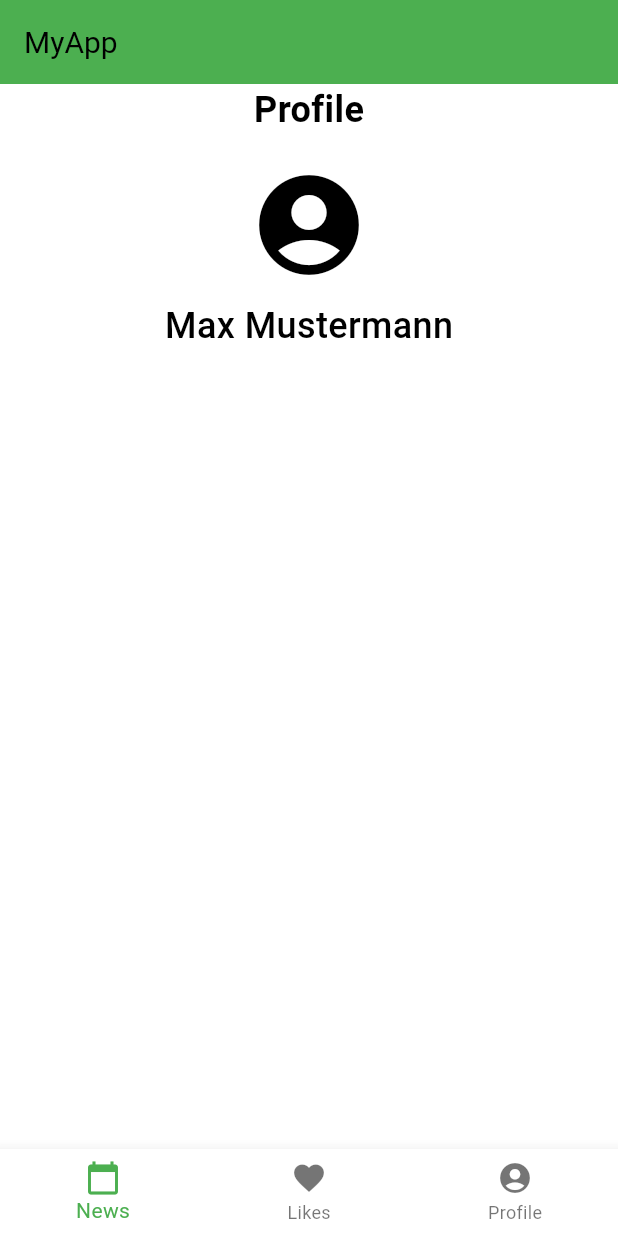
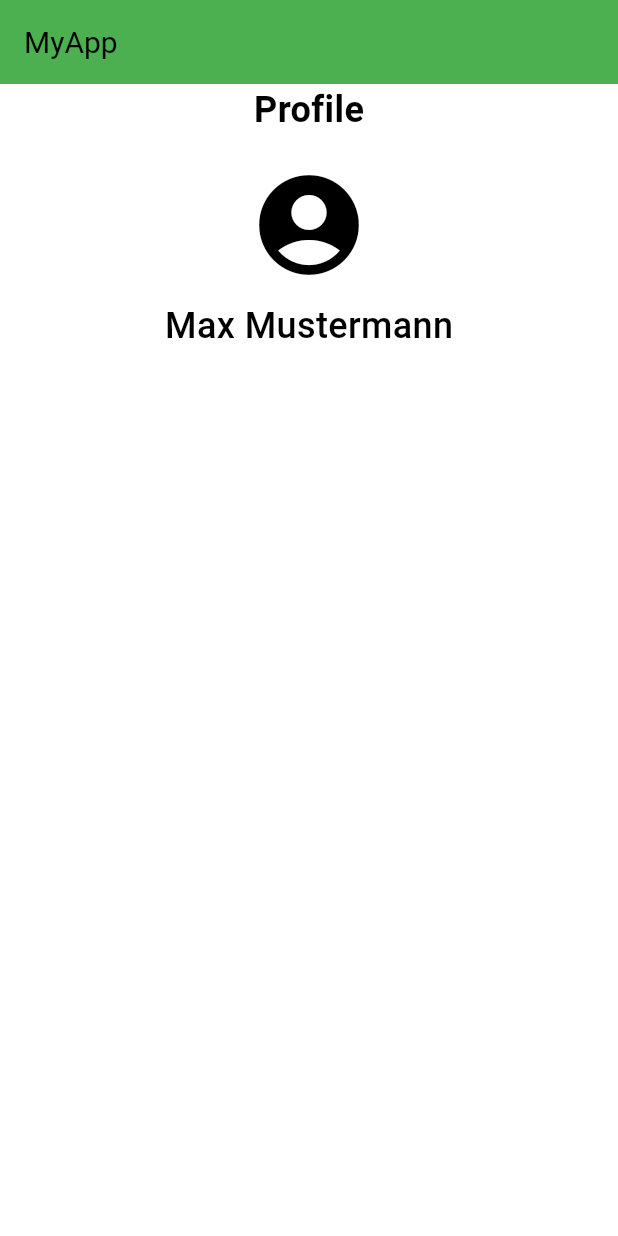
Before and after one commit to Muhannmmad/2october-aufgabe, a Flutter app: the ProfileScreen screen opened directly, on a phone screen of 412 x 824 dp. Run offline on Flutter 3.47's test engine with Material 3 defaults, Android fonts, the phone set to English and light mode, and no system bars.

Commit message:
changed only to class

```diff
--- a/aufgabe_2_october/lib/profile.dart
+++ b/aufgabe_2_october/lib/profile.dart
@@ -1,20 +1,4 @@
 import 'package:flutter/material.dart';
-
-void main() {
-  runApp(MyApp());
-}
-
-class MyApp extends StatelessWidget {
-  @override
-  Widget build(BuildContext context) {
-    return MaterialApp(
-      title: 'MyApp',
-      theme: ThemeData(
-          colorScheme: ColorScheme.fromSwatch(primarySwatch: Colors.green)),
-      home: ProfileScreen(),
-    );
-  }
-}
 
 class ProfileScreen extends StatelessWidget {
   @override
@@ -59,22 +43,6 @@ class ProfileScreen extends StatelessWidget {
           ),
         ],
       ),
-      bottomNavigationBar: BottomNavigationBar(
-        items: [
-          BottomNavigationBarItem(
-            icon: Icon(Icons.calendar_today),
-            label: 'News',
-          ),
-          BottomNavigationBarItem(
-            icon: Icon(Icons.favorite),
-            label: 'Likes',
-          ),
-          BottomNavigationBarItem(
-            icon: Icon(Icons.account_circle),
-            label: 'Profile',
-          ),
-        ],
-      ),
     );
   }
 }
```
